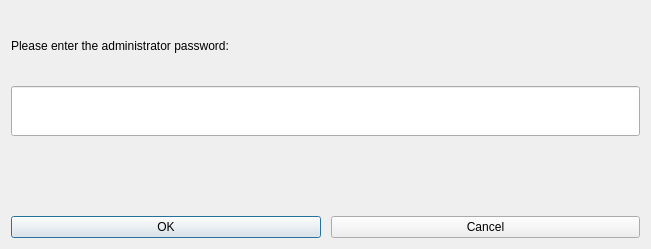
Old version of the form MobilePlatform/PassDialog.ui in the repository shuaih7/MobilePlatform.
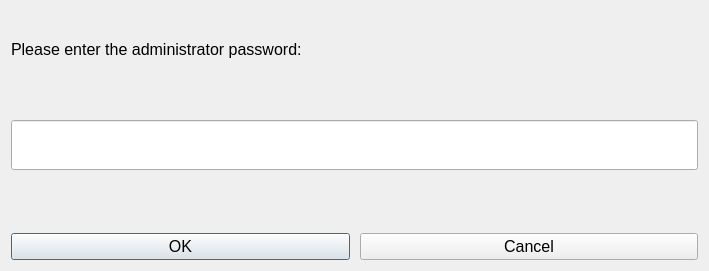
New version of the form.

```diff
--- a/MobilePlatform/PassDialog.ui
+++ b/MobilePlatform/PassDialog.ui
@@ -6,8 +6,8 @@
    <rect>
     <x>0</x>
     <y>0</y>
-    <width>651</width>
-    <height>249</height>
+    <width>709</width>
+    <height>271</height>
    </rect>
   </property>
   <property name="windowTitle">
@@ -15,14 +15,33 @@
   </property>
   <layout class="QGridLayout" name="gridLayout_2">
    <item row="0" column="0">
-    <layout class="QVBoxLayout" name="verticalLayout" stretch="2,2,2,2">
+    <layout class="QVBoxLayout" name="verticalLayout" stretch="3,1,2,2,3">
      <item>
       <widget class="QLabel" name="main_label">
+       <property name="font">
+        <font>
+         <family>Segoe UI</family>
+         <pointsize>12</pointsize>
+        </font>
+       </property>
        <property name="text">
         <string>Please enter the administrator password:</string>
        </property>
       </widget>
      </item>
+     <item>
+      <spacer name="verticalSpacer">
+       <property name="orientation">
+        <enum>Qt::Vertical</enum>
+       </property>
+       <property name="sizeHint" stdset="0">
+        <size>
+         <width>20</width>
+         <height>40</height>
+        </size>
+       </property>
+      </spacer>
+     </item>
      <item>
       <widget class="QLineEdit" name="passEdit">
        <property name="minimumSize">
@@ -31,10 +50,22 @@
          <height>50</height>
         </size>
        </property>
+       <property name="font">
+        <font>
+         <family>Segoe UI</family>
+         <pointsize>12</pointsize>
+        </font>
+       </property>
       </widget>
      </item>
      <item>
       <widget class="QLabel" name="remind_label">
+       <property name="font">
+        <font>
+         <family>Segoe UI</family>
+         <pointsize>12</pointsize>
+        </font>
+       </property>
        <property name="text">
         <string/>
        </property>
@@ -47,6 +78,12 @@
        </property>
        <item>
         <widget class="QPushButton" name="btn_ok">
+         <property name="font">
+          <font>
+           <family>Segoe UI</family>
+           <pointsize>12</pointsize>
+          </font>
+         </property>
          <property name="text">
           <string>OK</string>
          </property>
@@ -54,6 +91,12 @@
        </item>
        <item>
         <widget class="QPushButton" name="btn_cancel">
+         <property name="font">
+          <font>
+           <family>Segoe UI</family>
+           <pointsize>12</pointsize>
+          </font>
+         </property>
          <property name="text">
           <string>Cancel</string>
          </property>
```
